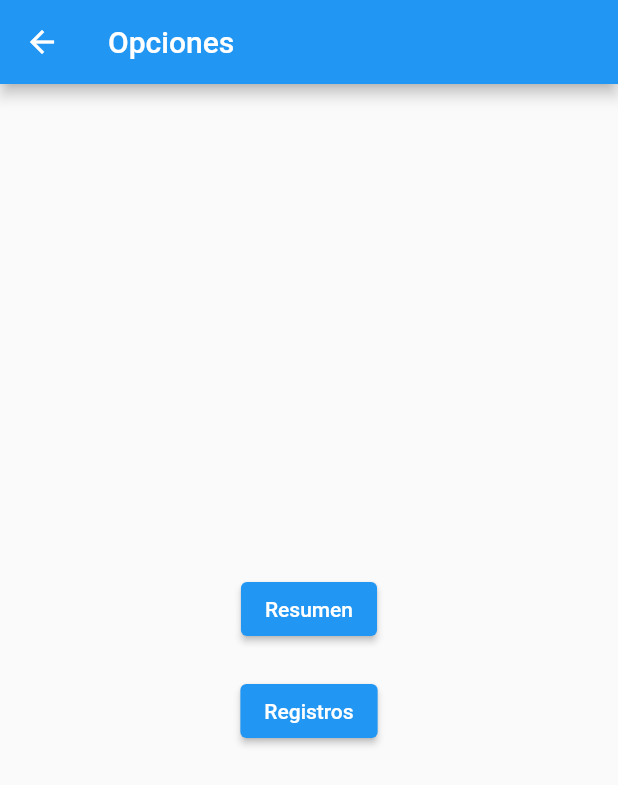
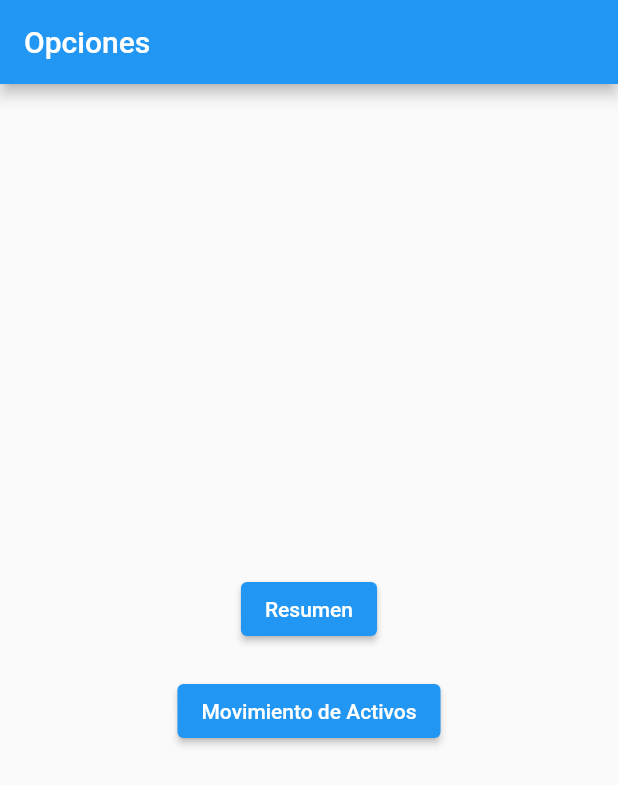
Before and after one commit to CesarAar00/cost-control, a Flutter app: the screen it shows after launch, after a tap on "Empecemos", on a phone screen of 412 x 824 dp. Shown: the top 785 px of the screen. Run offline on Flutter 3.47's test engine with Material 2 defaults, Android fonts, the phone set to English and light mode, and no system bars; our stand-ins replace get_storage; network calls fail.

Commit message:
Update opciones.dart

```diff
--- a/lib/opciones.dart
+++ b/lib/opciones.dart
@@ -7,7 +7,8 @@ import 'Registros.dart';
 class Opciones extends StatelessWidget {
   @override
   Widget build(BuildContext context) {
-    return Scaffold(
+    return MaterialApp(
+      home: Scaffold(
         appBar: AppBar(
           title: Text('Opciones'),
         ),
@@ -26,7 +27,7 @@ class Opciones extends StatelessWidget {
               ),
               SizedBox(height: 20),
               ElevatedButton(
-              child: Text('Registros'),
+                child: Text('Movimiento de Activos'),
                 onPressed: () {
                   Navigator.push(
                     context,
@@ -57,6 +58,7 @@ class Opciones extends StatelessWidget {
             ],
           ),
         ),
+      ),
     );
   }
 }
```
Lines whose indentation alone changed are shown as unchanged.
